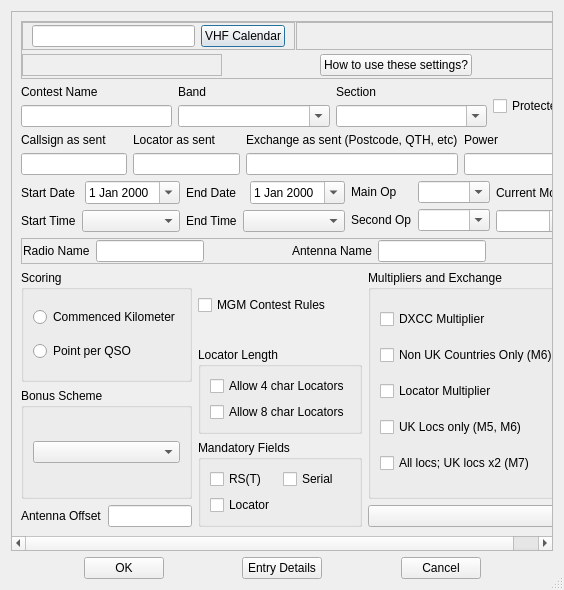
Old version of the form mqt/MqtLogger/contestdetails.ui in the repository zsteva/backup-minos2.
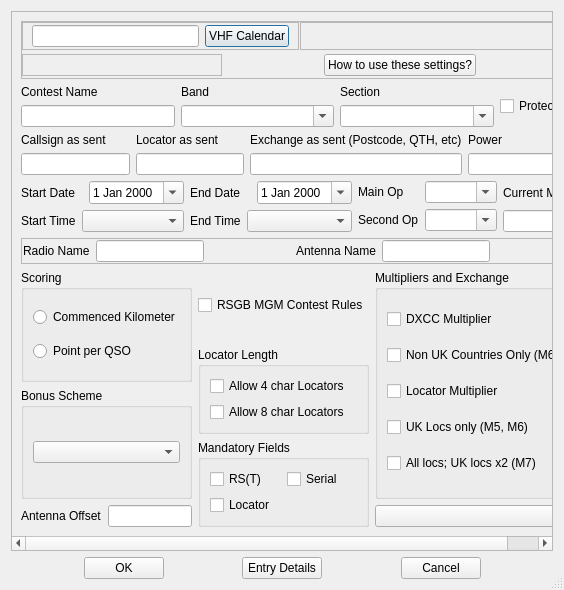
New version of the form. Custom widgets are drawn as their Qt base class.

Commit message: If MGM contest rules set, lock down any other type changes.

Diff of the .ui file:
```diff
--- a/mqt/MqtLogger/contestdetails.ui
+++ b/mqt/MqtLogger/contestdetails.ui
@@ -31,7 +31,7 @@
         <x>0</x>
         <y>0</y>
         <width>544</width>
-        <height>539</height>
+        <height>540</height>
        </rect>
       </property>
       <layout class="QVBoxLayout" name="verticalLayout_19">
@@ -699,7 +699,7 @@
            <item>
             <widget class="QCheckBox" name="MGMCheckBox">
              <property name="text">
-              <string>MGM Contest Rules</string>
+              <string>RSGB MGM Contest Rules</string>
              </property>
             </widget>
            </item>
```
The commit also changes 2 other files.
